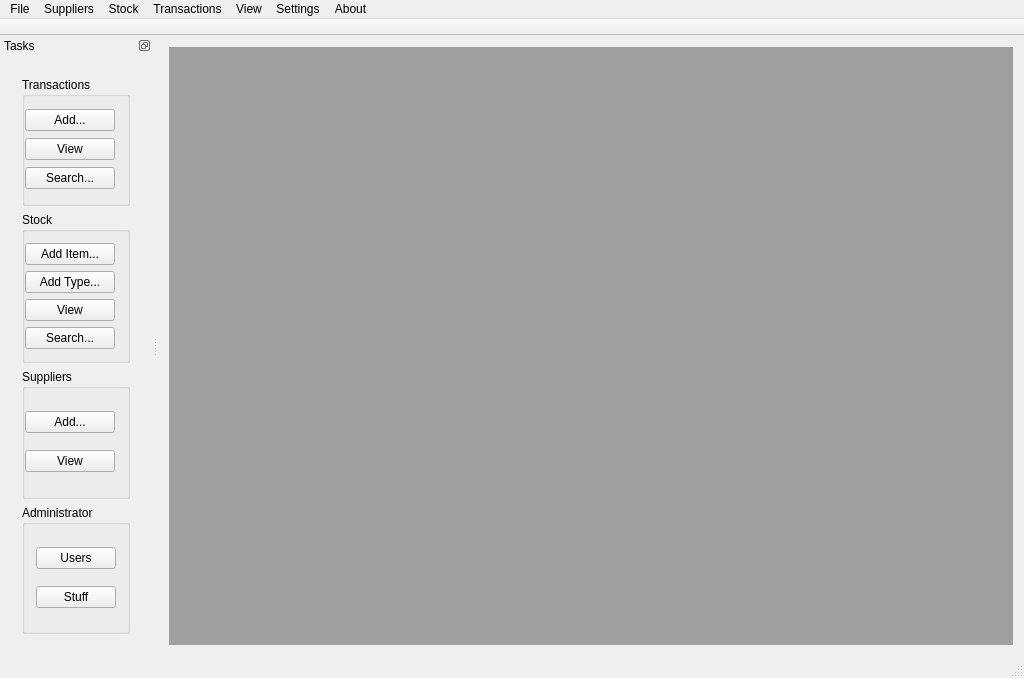
Old version of the form SilkRoute/mainwindow.ui in the repository kalouantonis/SilkRoute.
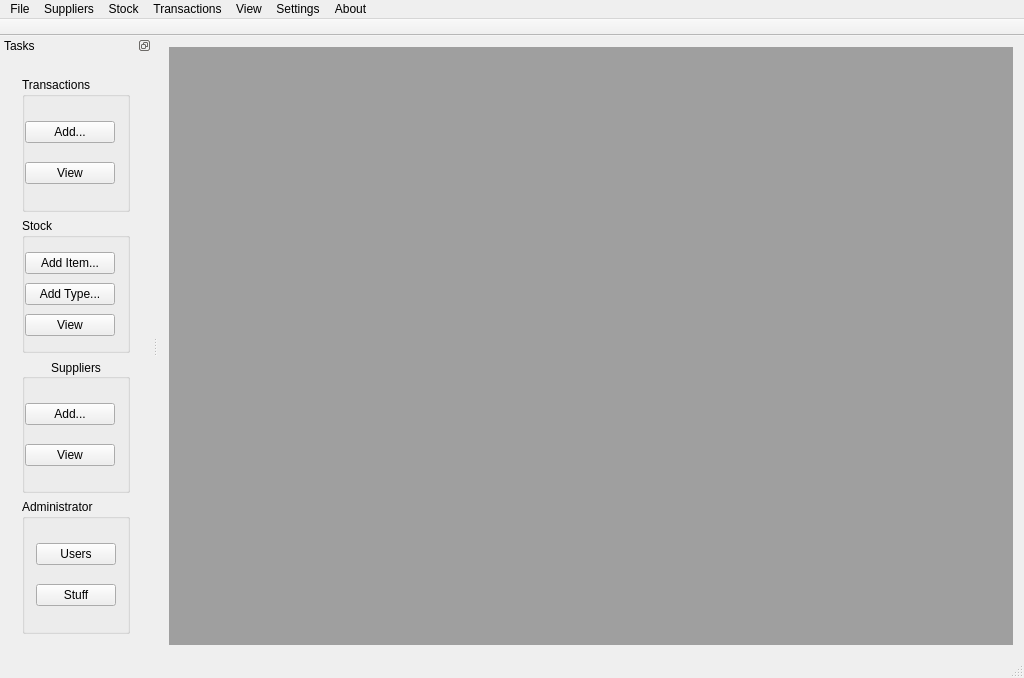
New version of the form. Icons and pictures are not drawn.

What changed in the file:
```diff
--- a/SilkRoute/mainwindow.ui
+++ b/SilkRoute/mainwindow.ui
@@ -169,8 +169,8 @@
          <rect>
           <x>0</x>
           <y>0</y>
-          <width>135</width>
-          <height>580</height>
+          <width>142</width>
+          <height>577</height>
          </rect>
         </property>
         <layout class="QVBoxLayout" name="verticalLayout">
@@ -210,18 +210,6 @@
               </property>
              </widget>
             </item>
-            <item>
-             <widget class="QPushButton" name="btnTransSearch">
-              <property name="text">
-               <string>Search...</string>
-              </property>
-              <property name="icon">
-               <iconset>
-                <normaloff>:/general/resources/images/search.png</normaloff>
-                <normalon>:/general/Resources/images/search.png</normalon>:/general/resources/images/search.png</iconset>
-              </property>
-             </widget>
-            </item>
            </layout>
           </widget>
          </item>
@@ -276,18 +264,6 @@
               </property>
              </widget>
             </item>
-            <item>
-             <widget class="QPushButton" name="btnStockSearch">
-              <property name="text">
-               <string>Search...</string>
-              </property>
-              <property name="icon">
-               <iconset>
-                <normaloff>:/general/resources/images/search.png</normaloff>
-                <normalon>:/general/Resources/images/search.png</normalon>:/general/resources/images/search.png</iconset>
-              </property>
-             </widget>
-            </item>
            </layout>
           </widget>
          </item>
@@ -296,6 +272,9 @@
            <property name="title">
             <string>Suppliers</string>
            </property>
+           <property name="alignment">
+            <set>Qt::AlignCenter</set>
+           </property>
            <layout class="QVBoxLayout" name="verticalLayout_6">
             <property name="leftMargin">
              <number>0</number>
```
Left out of the diff: 22 changed lines with no effect on the pictures.
